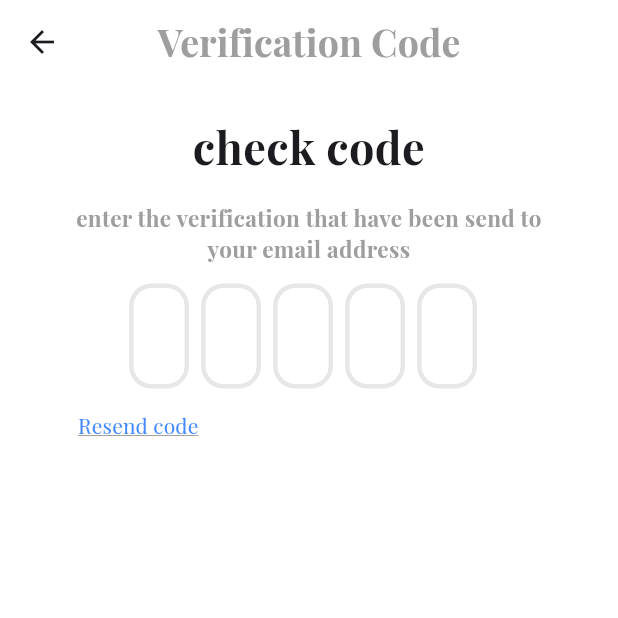
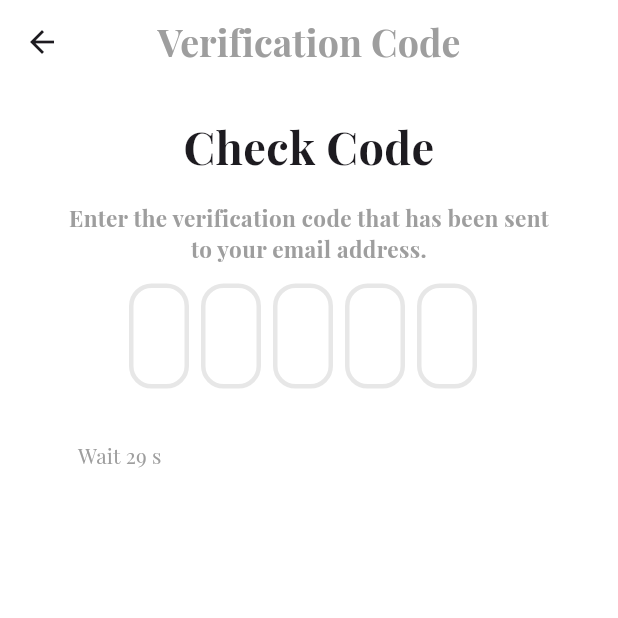
Before and after one commit to Abdulrahman-Youssef/e-commerce, a Flutter app: the VerfiyCodeSignUp screen opened by its route, after a tap on "Resend code", on a phone screen of 412 x 824 dp, the top half of it. Run offline on Flutter 3.47's test engine with Material 3 defaults, Android fonts, the phone set to English and light mode, and no system bars; drawn by our look-alikes of flutter_otp_text_field; our stand-ins replace dartz, firebase_core, firebase_messaging, flutter_svg, get, lottie and 1 more; accounts and stored records are empty; statements that could not run were skipped; project files that could hold a hidden picture were left out.

Commit message:
enable and disable the  resendcode

```diff
--- a/lib/view/screen/auth/verifycodesignup.dart
+++ b/lib/view/screen/auth/verifycodesignup.dart
@@ -6,17 +6,53 @@ import 'package:ecommerce_app_w/view/widget/login/texttitle.dart';
 import 'package:flutter/material.dart';
 import 'package:flutter_otp_text_field/flutter_otp_text_field.dart';
 import 'package:get/get.dart';
+import 'dart:async';
 
-class VerfiyCodeSignUp extends StatelessWidget {
+class VerfiyCodeSignUp extends StatefulWidget {
   const VerfiyCodeSignUp({super.key});
 
   @override
+  _VerfiyCodeSignUpState createState() => _VerfiyCodeSignUpState();
+}
+
+class _VerfiyCodeSignUpState extends State<VerfiyCodeSignUp> {
+  final VerifyCodeSignUpControllerImpl controller =
+      Get.put(VerifyCodeSignUpControllerImpl());
+
+  bool _isButtonEnabled = true;
+  int _countdown = 30;
+  Timer? _timer;
+
+  void _startCooldown() {
+    setState(() {
+      _isButtonEnabled = false;
+      _countdown = 30;
+    });
+
+    _timer = Timer.periodic(const Duration(seconds: 1), (timer) {
+      setState(() {
+        if (_countdown > 0) {
+          _countdown--;
+        } else {
+          _isButtonEnabled = true;
+          timer.cancel();
+        }
+      });
+    });
+  }
+
+  @override
+  void dispose() {
+    _timer?.cancel();
+    super.dispose();
+  }
+
+  @override
   Widget build(BuildContext context) {
-    Get.put(VerifyCodeSignUpControllerImpl());
     return Scaffold(
       appBar: AppBar(
         centerTitle: true,
-        backgroundColor: AppColor.backgroundcolor, // AppBar color
+        backgroundColor: AppColor.backgroundcolor,
         title: Text(
           "Verification Code",
           style: Theme.of(context)
@@ -39,16 +75,14 @@ class VerfiyCodeSignUp extends StatelessWidget {
                   child: ListView(
                     children: [
                       const TextTitle(
-                          title: "check code",
+                        title: "Check Code",
                       ),
                       const SizedBox(height: 15),
                       const TextBody(
                         bodyText:
-                              "enter the verification that have been send to your email address", // put the email from the last page
+                            "Enter the verification code that has been sent to your email address.",
                       ),
-                        const SizedBox(
-                          height: 13,
-                        ),
+                      const SizedBox(height: 13),
                       OtpTextField(
                         numberOfFields: 5,
                         borderWidth: 3,
@@ -59,22 +93,40 @@ class VerfiyCodeSignUp extends StatelessWidget {
                         onSubmit: (String verificationCode) {
                           controller.verifyCode = verificationCode;
                           controller.toSuccessSignUp();
-                          }, // end onSubmit
+                        },
                       ),
+                      const SizedBox(height: 20),
                       Row(
                         children: [
                           TextButton(
-                                onPressed: controller.reSendCode,
-                                child: const Text(
-                                  "Resend code",
-                                  style: TextStyle(color: Colors.blueAccent, fontSize: 14 ,decoration: TextDecoration.underline,  ),
-                                )),
+                            onPressed: _isButtonEnabled
+                                ? () {
+                                    controller.reSendCode();
+                                    _startCooldown();
+                                  }
+                                : null,
+                            child: Text(
+                              _isButtonEnabled
+                                  ? "Resend code"
+                                  : "Wait $_countdown s",
+                              style: TextStyle(
+                                color: _isButtonEnabled
+                                    ? Colors.blueAccent
+                                    : Colors.grey,
+                                fontSize: 14,
+                                decoration: _isButtonEnabled
+                                    ? TextDecoration.underline
+                                    : TextDecoration.none,
+                              ),
+                            ),
+                          ),
                         ],
-                        )
+                      ),
                     ],
                   ),
                 ),
-                )),
+              ),
+      ),
     );
   }
 }
```
Lines whose indentation alone changed are shown as unchanged.
